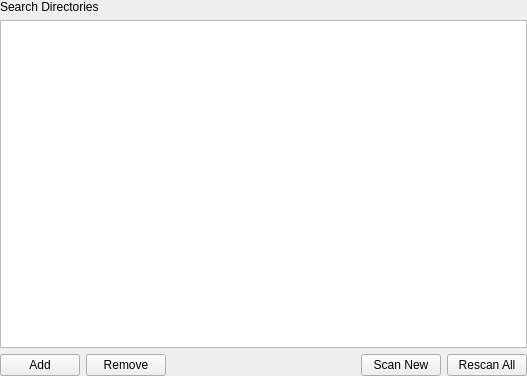
The window that src/duckstation-qt/gamelistsettingswidget.ui (kofxi3584karlayang/duckstation) describes before a commit, drawn with Qt 5.
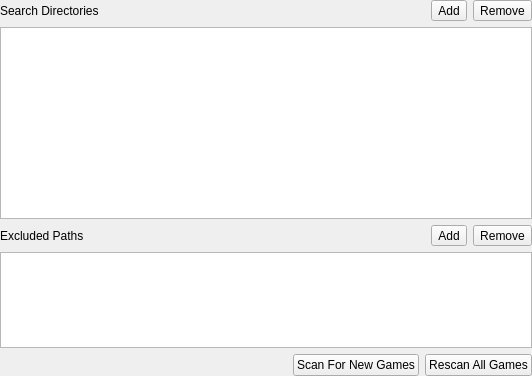
The same window after the commit. Icons and pictures are not drawn.

Commit message: Qt: Add game list exclude path UI

```diff
--- a/src/duckstation-qt/gamelistsettingswidget.ui
+++ b/src/duckstation-qt/gamelistsettingswidget.ui
@@ -6,14 +6,14 @@
    <rect>
     <x>0</x>
     <y>0</y>
-    <width>527</width>
+    <width>532</width>
     <height>376</height>
    </rect>
   </property>
   <property name="windowTitle">
    <string>Form</string>
   </property>
-  <layout class="QGridLayout" name="gridLayout">
+  <layout class="QVBoxLayout" name="verticalLayout" stretch="0,2,0,1,0">
    <property name="leftMargin">
     <number>0</number>
    </property>
@@ -26,8 +26,8 @@
    <property name="bottomMargin">
     <number>0</number>
    </property>
-   <item row="0" column="0">
-    <layout class="QVBoxLayout" name="verticalLayout">
+   <item>
+    <layout class="QHBoxLayout" name="horizontalLayout_2">
      <item>
       <widget class="QLabel" name="label">
        <property name="text">
@@ -36,44 +36,120 @@
       </widget>
      </item>
      <item>
+      <spacer name="horizontalSpacer_2">
+       <property name="orientation">
+        <enum>Qt::Horizontal</enum>
+       </property>
+       <property name="sizeHint" stdset="0">
+        <size>
+         <width>40</width>
+         <height>20</height>
+        </size>
+       </property>
+      </spacer>
+     </item>
+     <item>
+      <widget class="QToolButton" name="addSearchDirectoryButton">
+       <property name="sizePolicy">
+        <sizepolicy hsizetype="Minimum" vsizetype="Minimum">
+         <horstretch>0</horstretch>
+         <verstretch>0</verstretch>
+        </sizepolicy>
+       </property>
+       <property name="text">
+        <string>Add</string>
+       </property>
+       <property name="icon">
+        <iconset resource="resources/resources.qrc">
+         <normaloff>:/icons/list-add.png</normaloff>:/icons/list-add.png</iconset>
+       </property>
+      </widget>
+     </item>
+     <item>
+      <widget class="QToolButton" name="removeSearchDirectoryButton">
+       <property name="sizePolicy">
+        <sizepolicy hsizetype="Minimum" vsizetype="Minimum">
+         <horstretch>0</horstretch>
+         <verstretch>0</verstretch>
+        </sizepolicy>
+       </property>
+       <property name="text">
+        <string>Remove</string>
+       </property>
+       <property name="icon">
+        <iconset resource="resources/resources.qrc">
+         <normaloff>:/icons/list-remove.png</normaloff>:/icons/list-remove.png</iconset>
+       </property>
+      </widget>
+     </item>
+    </layout>
+   </item>
+   <item>
       <widget class="QTableView" name="searchDirectoryList"/>
      </item>
+   <item>
+    <layout class="QHBoxLayout" name="horizontalLayout_3">
+     <item>
+      <widget class="QLabel" name="label_2">
+       <property name="text">
+        <string>Excluded Paths</string>
+       </property>
+      </widget>
+     </item>
+     <item>
+      <spacer name="horizontalSpacer_3">
+       <property name="orientation">
+        <enum>Qt::Horizontal</enum>
+       </property>
+       <property name="sizeHint" stdset="0">
+        <size>
+         <width>40</width>
+         <height>20</height>
+        </size>
+       </property>
+      </spacer>
+     </item>
+     <item>
+      <widget class="QToolButton" name="addExcludedPath">
+       <property name="sizePolicy">
+        <sizepolicy hsizetype="Minimum" vsizetype="Minimum">
+         <horstretch>0</horstretch>
+         <verstretch>0</verstretch>
+        </sizepolicy>
+       </property>
+       <property name="text">
+        <string>Add</string>
+       </property>
+       <property name="icon">
+        <iconset resource="resources/resources.qrc">
+         <normaloff>:/icons/list-add.png</normaloff>:/icons/list-add.png</iconset>
+       </property>
+      </widget>
+     </item>
+     <item>
+      <widget class="QToolButton" name="removeExcludedPath">
+       <property name="sizePolicy">
+        <sizepolicy hsizetype="Minimum" vsizetype="Minimum">
+         <horstretch>0</horstretch>
+         <verstretch>0</verstretch>
+        </sizepolicy>
+       </property>
+       <property name="text">
+        <string>Remove</string>
+       </property>
+       <property name="icon">
+        <iconset resource="resources/resources.qrc">
+         <normaloff>:/icons/list-remove.png</normaloff>:/icons/list-remove.png</iconset>
+       </property>
+      </widget>
+     </item>
+    </layout>
+   </item>
+   <item>
+    <widget class="QListWidget" name="excludedPaths"/>
+   </item>
      <item>
       <layout class="QHBoxLayout" name="horizontalLayout">
-       <item>
-        <widget class="QPushButton" name="addSearchDirectoryButton">
-         <property name="sizePolicy">
-          <sizepolicy hsizetype="Minimum" vsizetype="Minimum">
-           <horstretch>0</horstretch>
-           <verstretch>0</verstretch>
-          </sizepolicy>
-         </property>
-         <property name="text">
-          <string>Add</string>
-         </property>
-         <property name="icon">
-          <iconset resource="resources/resources.qrc">
-           <normaloff>:/icons/list-add.png</normaloff>:/icons/list-add.png</iconset>
-         </property>
-        </widget>
-       </item>
-       <item>
-        <widget class="QPushButton" name="removeSearchDirectoryButton">
-         <property name="sizePolicy">
-          <sizepolicy hsizetype="Minimum" vsizetype="Minimum">
-           <horstretch>0</horstretch>
-           <verstretch>0</verstretch>
-          </sizepolicy>
-         </property>
-         <property name="text">
-          <string>Remove</string>
-         </property>
-         <property name="icon">
-          <iconset resource="resources/resources.qrc">
-           <normaloff>:/icons/list-remove.png</normaloff>:/icons/list-remove.png</iconset>
-         </property>
-        </widget>
-       </item>
        <item>
         <spacer name="horizontalSpacer">
          <property name="orientation">
@@ -96,7 +172,7 @@
           </sizepolicy>
          </property>
          <property name="text">
-          <string>Scan New</string>
+        <string>Scan For New Games</string>
          </property>
          <property name="icon">
           <iconset resource="resources/resources.qrc">
@@ -113,15 +189,13 @@
           </sizepolicy>
          </property>
          <property name="text">
-          <string>Rescan All</string>
+        <string>Rescan All Games</string>
          </property>
          <property name="icon">
           <iconset resource="resources/resources.qrc">
            <normaloff>:/icons/view-refresh.png</normaloff>:/icons/view-refresh.png</iconset>
          </property>
         </widget>
-       </item>
-      </layout>
      </item>
     </layout>
    </item>
```
Lines whose indentation alone changed are shown as unchanged. The commit also changes 6 other files.
